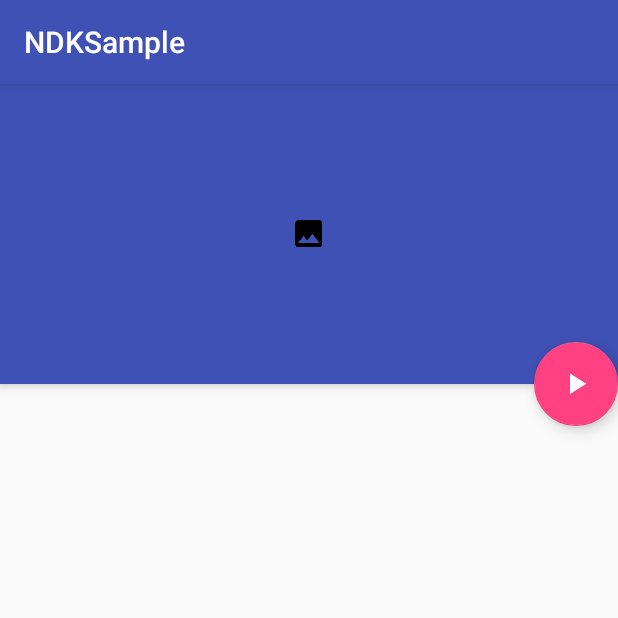
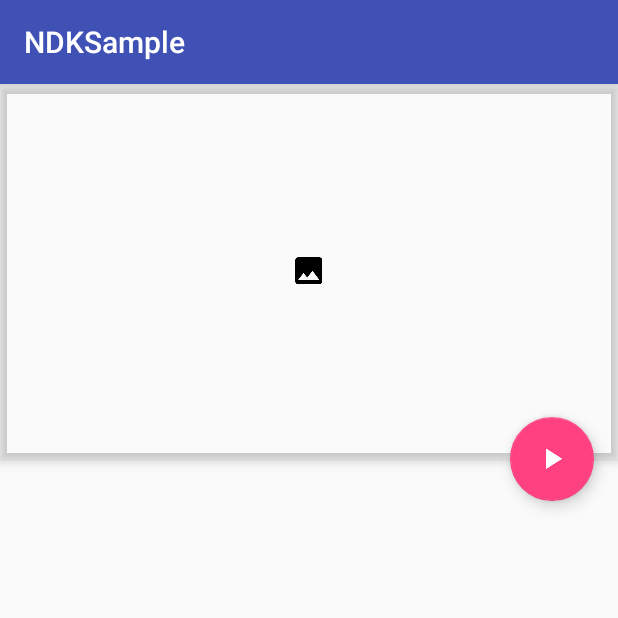
Before and after one commit to naman14/NDKSample, an Android app: the screen it shows after launch (BlurComparisonActivity), on a phone screen of 412 x 824 dp, the top half of it. Run offline under Robolectric (Android 15) with nearby library versions, the phone set to English and light mode, and no system bars.

```diff
--- a/app/src/main/res/layout/activity_blur_comparison.xml
+++ b/app/src/main/res/layout/activity_blur_comparison.xml
@@ -9,7 +9,8 @@
         xmlns:app="http://schemas.android.com/apk/res-auto"
         android:id="@+id/app_bar"
         android:layout_width="match_parent"
-        android:layout_height="200dp"
+        android:layout_height="250dp"
+        android:background="@android:color/transparent"
         android:orientation="vertical">
 
         <FrameLayout
@@ -19,7 +20,8 @@
             <ImageView
                 android:id="@+id/pickImage"
                 android:layout_width="match_parent"
-                android:layout_height="match_parent" />
+                android:layout_height="match_parent"
+                android:scaleType="centerCrop" />
 
             <ImageView
                 android:id="@+id/btnPickImage"
@@ -37,41 +39,50 @@
     <LinearLayout
         android:layout_width="match_parent"
         android:layout_height="wrap_content"
+        android:layout_marginTop="250dp"
         android:orientation="horizontal">
 
         <FrameLayout
             android:layout_width="match_parent"
             android:layout_height="match_parent"
+            android:layout_margin="10dp"
             android:layout_weight="1">
 
             <ImageView
                 android:id="@+id/blurJava"
                 android:layout_width="match_parent"
-                android:layout_height="match_parent" />
+                android:layout_height="match_parent"
+                android:scaleType="centerCrop" />
 
             <TextView
                 android:id="@+id/txt_blur_java"
                 android:layout_width="wrap_content"
                 android:layout_height="wrap_content"
-                android:layout_gravity="center" />
+                android:layout_gravity="center"
+                android:textColor="@android:color/white"
+                android:textSize="18sp" />
 
         </FrameLayout>
 
         <FrameLayout
             android:layout_width="match_parent"
             android:layout_height="match_parent"
+            android:layout_margin="10dp"
             android:layout_weight="1">
 
             <ImageView
                 android:id="@+id/blurNative"
                 android:layout_width="match_parent"
-                android:layout_height="wrap_content" />
+                android:layout_height="wrap_content"
+                android:scaleType="centerCrop" />
 
             <TextView
                 android:id="@+id/txt_blur_native"
                 android:layout_width="wrap_content"
                 android:layout_height="wrap_content"
-                android:layout_gravity="center" />
+                android:layout_gravity="center"
+                android:textColor="@android:color/white"
+                android:textSize="18sp" />
 
         </FrameLayout>
 
@@ -82,6 +93,7 @@
         android:id="@+id/fabBlur"
         android:layout_width="wrap_content"
         android:layout_height="wrap_content"
+        android:layout_marginRight="16dp"
         android:src="@drawable/ic_play_arrow_white_24dp"
         app:layout_anchor="@id/app_bar"
         app:layout_anchorGravity="bottom|right|end" />
```
Also changed, not shown: app/src/main/java/com/naman14/ndksample/blur/BlurComparisonActivity.java (+7 -4 lines), 1 other file.
